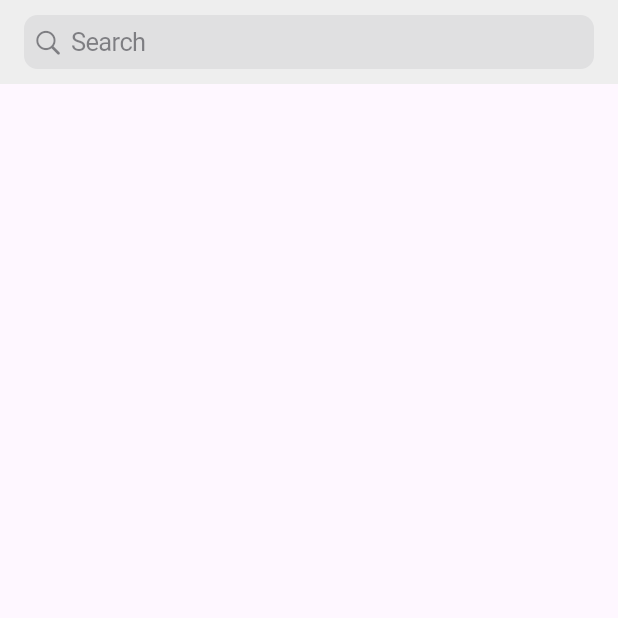
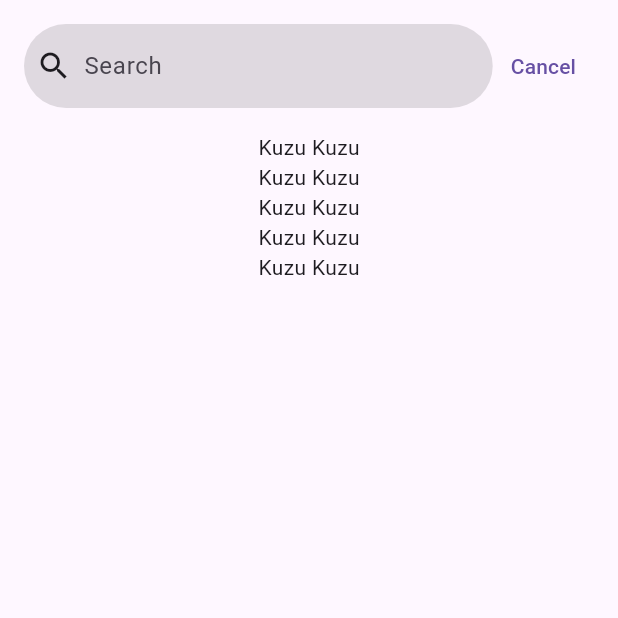
Before and after one commit to krymtn/itunessearch, a Flutter app: the screen it shows after launch, on a phone screen of 412 x 824 dp, the top half of it. Run offline on Flutter 3.47's test engine with Material 3 defaults, Android fonts, the phone set to English and light mode, and no system bars; our stand-ins replace dio, flutter_bloc.

Commit message:
implement theme manage the suggestions with multi bloc builder

```diff
--- a/lib/base_widget.dart
+++ b/lib/base_widget.dart
@@ -1,15 +1,21 @@
 import 'package:flutter/material.dart';
 
-abstract class BaseStatelessWidget extends StatelessWidget {
-  Widget? get appBarTitle => null;
-  Widget get child;
-  const BaseStatelessWidget({super.key});
+class BaseScreen extends StatelessWidget {
+  final LayoutWidgetBuilder builder;
+  final AppBar? appBar;
+  const BaseScreen({super.key, required this.builder, this.appBar});
 
   @override
   Widget build(BuildContext context) {
     return Scaffold(
-      appBar: (appBarTitle == null) ?null :AppBar(title: appBarTitle, backgroundColor: Colors.grey.shade200),
-      body: SafeArea(child: child),
+      appBar: appBar,
+      body: LayoutBuilder(
+        builder: (context, constraint) {
+          return SafeArea(
+              child: builder(context, constraint)
+          );
+        },
+      ),
     );
   }
 }
@@ -19,18 +25,7 @@ abstract class BaseStatefulWidget extends StatefulWidget {
 }
 
 abstract class BaseStatefulWidgetState<T extends BaseStatefulWidget> extends State<T> {
-  final Widget? appBarTitle;
-  BaseStatefulWidgetState({this.appBarTitle});
-
   Widget get child;
 }
 
-mixin BaseStatefulWidgetMixin<T extends BaseStatefulWidget> on BaseStatefulWidgetState<T> {
-  @override
-  Widget build(BuildContext context) {
-    return Scaffold(
-      appBar: (appBarTitle == null) ?null :AppBar(title: appBarTitle),
-      body: SafeArea(child: child),
-    );
-  }
-}
+mixin BaseStatefulWidgetMixin<T extends BaseStatefulWidget> on BaseStatefulWidgetState<T> {}
--- a/lib/main.dart
+++ b/lib/main.dart
@@ -1,5 +1,6 @@
 import 'package:flutter/material.dart';
 import 'root_view.dart';
+import 'theme/theme.dart' as app_theme;
 
 void main() {
   runApp(const MyApp());
@@ -8,16 +9,12 @@ void main() {
 class MyApp extends StatelessWidget {
   const MyApp({super.key});
 
-  // This widget is the root of your application.
   @override
   Widget build(BuildContext context) {
     return MaterialApp(
       title: 'iTunes Search',
-      theme: ThemeData(
-        colorScheme: ColorScheme.fromSeed(seedColor: Colors.deepPurple),
-        useMaterial3: true,
-      ),
-      home: RootView(),
+      theme: app_theme.lightTheme,
+      home: const RootView(),
     );
   }
 }
--- a/lib/root_view.dart
+++ b/lib/root_view.dart
@@ -1,45 +1,77 @@
-import 'package:flutter/cupertino.dart';
 import 'package:flutter/material.dart';
 import 'package:flutter_bloc/flutter_bloc.dart';
+import 'package:itunessearchbloc/base_widget.dart';
 import 'debouncer.dart';
 import 'suggestion/suggestion.dart';
-import 'base_widget.dart';
 import 'search_view.dart';
 
+class RootView extends StatefulWidget {
+  final SuggestionRepository? suggestionRepository;
+  const RootView({super.key, this.suggestionRepository});
 
-class RootView extends BaseStatelessWidget {
-  final SuggestionRepository? suggestionRepository;
-  RootView({super.key, this.suggestionRepository});
-  SuggestionRepository get _suggestionRepository => suggestionRepository ?? SuggestionRepository();
+  @override
+  State<RootView> createState() => _RootViewState();
+}
 
-  final TextEditingController controller = TextEditingController();
+class _RootViewState extends State<RootView> {
+  final SearchController searchController = SearchController();
   final debouncer = Debouncer(milliseconds: 500);
+
+  late SuggestionCubit suggestionCubit;
+
+  SuggestionRepository get _suggestionRepository =>
+      widget.suggestionRepository ?? SuggestionRepository();
+
+  @override
+  void initState() {
+    suggestionCubit = SuggestionCubit(_suggestionRepository);
+    super.initState();
+  }
+
+  @override
+  Widget build(BuildContext context) {
+    return BaseScreen(builder: (context, constraints) {
+      return MultiBlocProvider(
+          providers: [
+            BlocProvider<SuggestionCubit>(create: (context) => suggestionCubit),
+          ],
+          child: Column(
+            children: [
+              Padding(
+                padding: const EdgeInsets.all(16.0),
+                child: Row(
+                  children: [
+                    Expanded(
+                      child: SearchBarView(
+                          searchController: searchController,
+                          onChanged: onChanged,
+                          onSubmitted: onSubmitted,
+                          onCancelPressed: onCancelPressed),
+                    ),
+                    TextButton(onPressed: onCancelPressed, child: const Text("Cancel")),
+                  ],
+                ),
+              ),
+              const Expanded(child: SuggestionPage()),
+            ],
+          ));
+    });
+  }
+
+  void onCancelPressed() {
+    searchController.clear();
+    suggestionCubit.clear();
+  }
 
   void onChanged(String text) {
     debouncer.run(() {
-
+      if (text.length > 3) {
+        suggestionCubit.retrieveSuggestionsFor(queryText: text);
+      } else if (text.isEmpty) {
+        suggestionCubit.clear();
+      }
     });
   }
 
   void onSubmitted(String query) {}
-
-  @override
-  Widget? get appBarTitle => CupertinoSearchTextField(
-    controller: controller,
-    //leading: const Icon(Icons.search_rounded),
-    //side: const MaterialStatePropertyAll(BorderSide(style: BorderStyle.none)),
-    // trailing: [(controller.text.isNotEmpty) ?Icon(Icons.cancel_outlined) :SizedBox()],
-    //hintText: "Search...",
-    //elevation: const MaterialStatePropertyAll(0.0),
-    //backgroundColor: const MaterialStatePropertyAll(Colors.black12),
-    //overlayColor: const MaterialStatePropertyAll(Colors.transparent),
-    onChanged: onChanged,
-    onSubmitted: onSubmitted,
-  );
-
-  @override
-  Widget get child => BlocProvider(
-    create: (context) => SuggestionCubit(_suggestionRepository),
-    child: Container(),
-  );
 }
--- a/lib/search_view.dart
+++ b/lib/search_view.dart
@@ -1,71 +1,26 @@
 import 'package:flutter/material.dart';
-import 'package:flutter_bloc/flutter_bloc.dart';
-import 'package:itunessearchbloc/base_widget.dart';
-import 'debouncer.dart';
-import 'suggestion/suggestion.dart';
 
-class SearchView extends BaseStatefulWidget {
-  const SearchView({super.key});
+class SearchBarView extends StatelessWidget {
+  final SearchController searchController;
+  final Function(String) onChanged;
+  final Function(String) onSubmitted;
+  final Function() onCancelPressed;
+  const SearchBarView(
+      {super.key,
+      required this.onChanged,
+      required this.onSubmitted,
+      required this.searchController,
+      required this.onCancelPressed});
 
   @override
-  State<SearchView> createState() => _SearchViewState();
+  Widget build(BuildContext context) {
+    return SearchBar(
+      leading: const Icon(Icons.search_outlined, size: 24),
+      hintText: "Search",
+      controller: searchController,
+      onChanged: onChanged,
+      onSubmitted: onSubmitted,
+      //trailing: [(searchController.text.isNotEmpty) ?IconButton(icon: const Icon(Icons.cancel), onPressed: onCancelPressed): SizedBox()],
+    );
+  }
 }
-
-class _SearchViewState extends BaseStatefulWidgetState<SearchView> with BaseStatefulWidgetMixin {
-  final TextEditingController controller = TextEditingController();
-  final debouncer = Debouncer(milliseconds: 500);
-
-  @override
-  void dispose() {
-    controller.dispose();
-    super.dispose();
-  }
-
-  void onChanged(String text) {
-    debouncer.run(() {
-      context.read<SuggestionCubit>().retrieveSuggestionsFor(queryText: text);
-    });
-  }
-
-  void onSubmitted(String query) {}
-
-  @override
-  Widget get child => Column(
-    children: [
-      Container(
-        color: Colors.grey.shade200,
-        child: SearchBar(
-          controller: controller,
-          leading: const Icon(Icons.search_rounded),
-          side: const MaterialStatePropertyAll(BorderSide(style: BorderStyle.none)),
-          // trailing: [(controller.text.isNotEmpty) ?Icon(Icons.cancel_outlined) :SizedBox()],
-          hintText: "Search...",
-          elevation: const MaterialStatePropertyAll(0.0),
-          backgroundColor: const MaterialStatePropertyAll(Colors.transparent),
-          overlayColor: const MaterialStatePropertyAll(Colors.transparent),
-          onChanged: onChanged,
-          onSubmitted: onSubmitted,
-        ),
-      ),
-      Expanded(
-          child: BlocBuilder<SuggestionCubit, SuggestionState>(
-            builder: (context, state) {
-              return switch (state) {
-                InitialState() => const Text("Search albums,songs,artists"),
-                LoadingState(loadingText: String text) => Column(
-                  mainAxisAlignment: MainAxisAlignment.center,
-                  crossAxisAlignment: CrossAxisAlignment.center,
-                  children: [
-                    const CircularProgressIndicator.adaptive(),
-                    const SizedBox(height: 16),
-                    Text(text),
-                  ],
-                ),
-                LoadedState(results: List<SuggestionDTO> results) => SuggestionList(suggestions: results),
-                ErrorState() => Container(),
-              };
-            })
-      ),
-    ],
-  );
-}
--- a/lib/suggestion/cubit/suggestion_cubit.dart
+++ b/lib/suggestion/cubit/suggestion_cubit.dart
@@ -26,4 +26,8 @@ class SuggestionCubit extends Cubit<SuggestionState> {
       emit(ErrorState());
     }
   }
+
+  clear() {
+    emit(InitialState());
+  }
 }
--- a/lib/suggestion/view/suggestion_page.dart
+++ b/lib/suggestion/view/suggestion_page.dart
@@ -0,0 +1,56 @@
+import 'package:flutter/material.dart';
+import 'package:flutter_bloc/flutter_bloc.dart';
+import '../suggestion.dart';
+
+
+class SuggestionPage extends StatefulWidget {
+  const SuggestionPage({super.key});
+
+  @override
+  State<SuggestionPage> createState() => _SuggestionPageState();
+}
+
+class _SuggestionPageState extends State<SuggestionPage> {
+  final PageController _pageController = PageController(initialPage: 0);
+
+  @override
+  Widget build(BuildContext context) {
+    return BlocListener<SuggestionCubit, SuggestionState>(
+      listener: (context, state) {
+        if (state is InitialState) {
+          _pageController.jumpToPage(0);
+        }
+        if (state is LoadingState) {
+          _pageController.jumpToPage(1);
+        }
+      },
+      listenWhen: (oldState, newState) {
+        return (oldState is InitialState && newState is LoadingState) || (oldState is LoadedState && newState is InitialState);
+      },
+      child: PageView(
+        controller: _pageController,
+        children: [
+          const PopularKeywords(),
+          BlocBuilder<SuggestionCubit, SuggestionState>(
+              builder: (context, state) {
+                return switch (state) {
+                  InitialState() => const Text("Search albums,songs,artists"),
+                  LoadingState(loadingText: String text) => Column(
+                    mainAxisAlignment: MainAxisAlignment.center,
+                    crossAxisAlignment: CrossAxisAlignment.center,
+                    children: [
+                      const CircularProgressIndicator.adaptive(),
+                      const SizedBox(height: 16),
+                      Text(text),
+                    ],
+                  ),
+                  LoadedState(results: List<SuggestionDTO> results) =>
+                      SuggestionList(suggestions: results),
+                  ErrorState() => Container(),
+                };
+              })
+        ],
+      ),
+    );
+  }
+}
--- /dev/null
+++ b/lib/suggestion/widgets/popular_keywords.dart
@@ -0,0 +1,19 @@
+import 'package:flutter/material.dart';
+class PopularKeywords extends StatelessWidget {
+  const PopularKeywords({super.key});
+
+  @override
+  Widget build(BuildContext context) {
+    return const Center(
+      child: Column(
+        children: [
+          Text("Kuzu Kuzu"),
+          Text("Kuzu Kuzu"),
+          Text("Kuzu Kuzu"),
+          Text("Kuzu Kuzu"),
+          Text("Kuzu Kuzu"),
+        ],
+      ),
+    );
+  }
+}
--- a/lib/suggestion/widgets/widgets.dart
+++ b/lib/suggestion/widgets/widgets.dart
@@ -1,2 +1,3 @@
 export 'suggestion_cell.dart';
 export 'suggestion_list.dart';
+export 'popular_keywords.dart';
--- /dev/null
+++ b/lib/theme/app_theme.dart
@@ -0,0 +1,6 @@
+part of 'theme.dart';
+
+final lightTheme = ThemeData(
+    useMaterial3: true,
+    searchBarTheme: searchBarThemeData
+);
--- /dev/null
+++ b/lib/theme/theme.dart
@@ -0,0 +1,3 @@
+import 'package:flutter/material.dart';
+part 'search_bar_theme.dart';
+part 'app_theme.dart';
```
Also changed, not shown: lib/theme/search_bar_theme.dart (added, +8 -0 lines).
